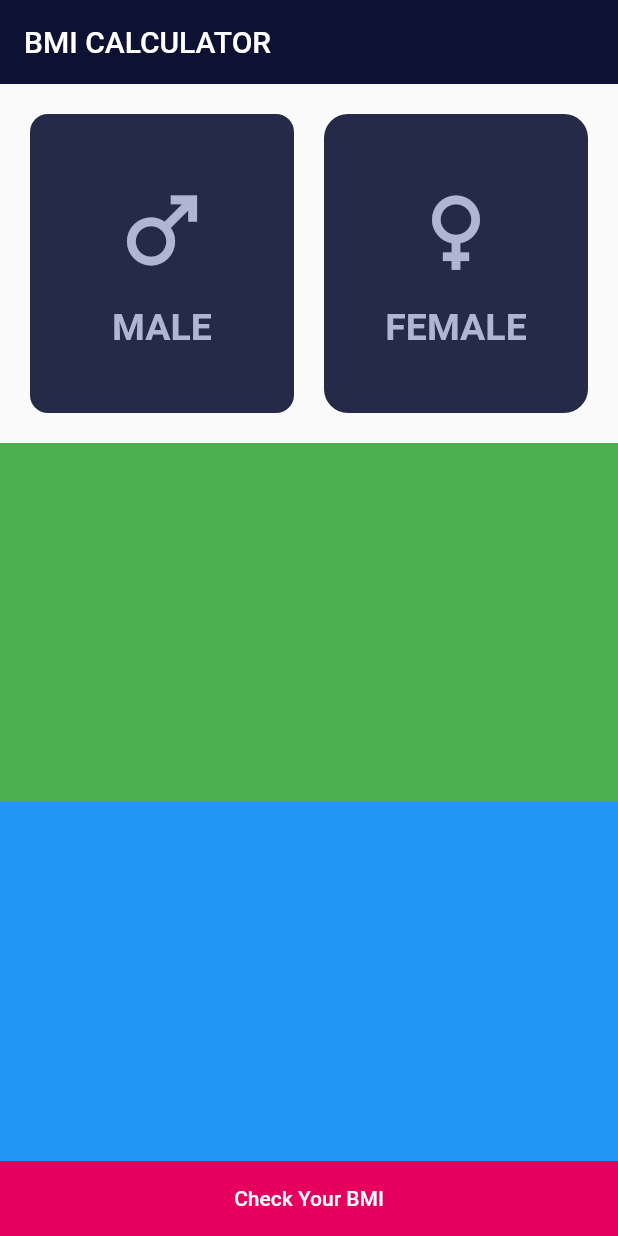
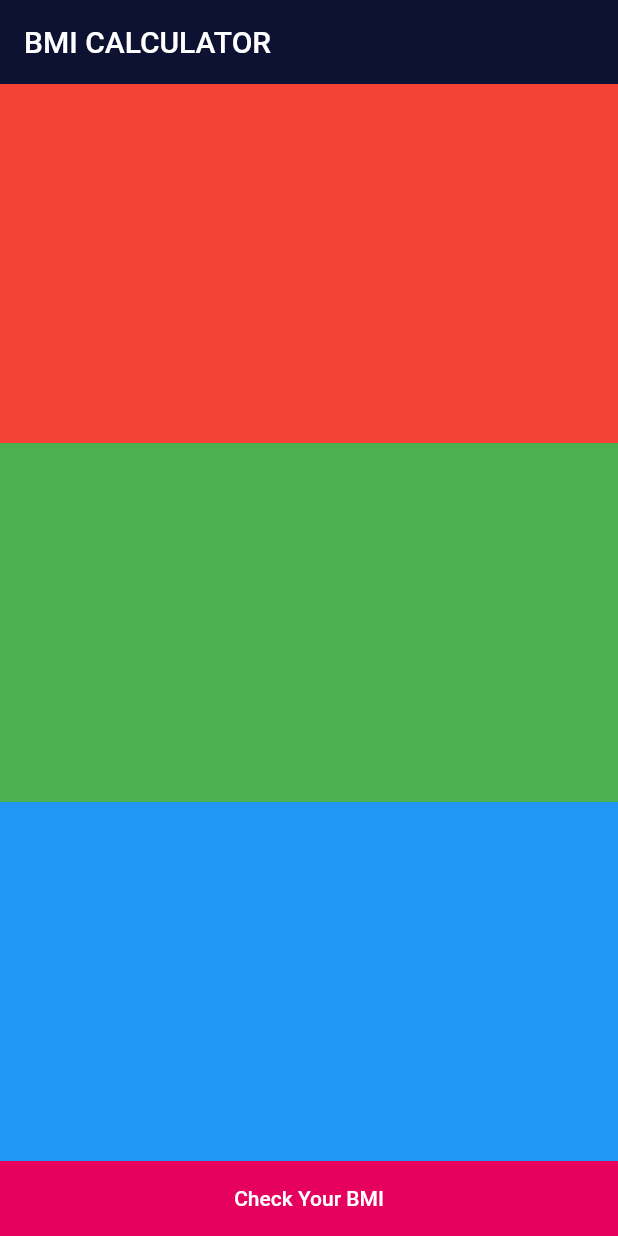
Before and after one commit to MustafaFawzy229/bmi_calculator, a Flutter app: the screen it shows after launch, on a phone screen of 412 x 824 dp. Run offline on Flutter 3.47's test engine with Material 2 defaults, Android fonts, the phone set to English and light mode, and no system bars.

Commit message:
divide the ui into sections

```diff
--- a/lib/views/home_screen_view.dart
+++ b/lib/views/home_screen_view.dart
@@ -14,71 +14,9 @@ class HomeScreen extends StatelessWidget {
       body: Column(
         children: [
           Expanded(
-            child: Padding(
-              padding: const EdgeInsets.all(20.0),
-              child: Row(
-                children: [
-                  Expanded(
-                    child: Container(
-                      decoration: BoxDecoration(
-                          borderRadius: BorderRadius.circular(12),
-                          color: const Color(0xff252a48)),
-                      child: const Column(
-                        mainAxisAlignment: MainAxisAlignment.center,
-                        children: [
-                          Icon(
-                            Icons.male,
-                            size: 70,
-                            color: Color(0xffb0b6d2),
-                          ),
-                          SizedBox(
-                            height: 15,
-                          ),
-                          Text(
-                            'MALE',
-                            style: TextStyle(
-                              fontSize: 25,
-                              fontWeight: FontWeight.bold,
-                              color: Color(0xffb0b6d2),
-                            ),
-                          ),
-                        ],
-                      ),
-                    ),
-                  ),
-                  const SizedBox(
-                    width: 20,
-                  ),
-                  Expanded(
-                    child: Container(
-                      decoration: BoxDecoration(
-                          borderRadius: BorderRadius.circular(16),
-                          color: const Color(0xff252a48)),
-                      child: const Column(
-                        mainAxisAlignment: MainAxisAlignment.center,
-                        children: [
-                          Icon(
-                            Icons.female,
-                            size: 70,
-                            color: Color(0xffb0b6d2),
-                          ),
-                          SizedBox(
-                            height: 15,
-                          ),
-                          Text(
-                            'FEMALE',
-                            style: TextStyle(
-                              fontSize: 25,
-                              fontWeight: FontWeight.bold,
-                              color: Color(0xffb0b6d2),
-                            ),
-                          ),
-                        ],
-                      ),
-                    ),
-                  ),
-                ],
-              ),
+            child: Container(
+              color: Colors.red,
+              width: double.infinity,
             ),
           ),
           Expanded(
```
